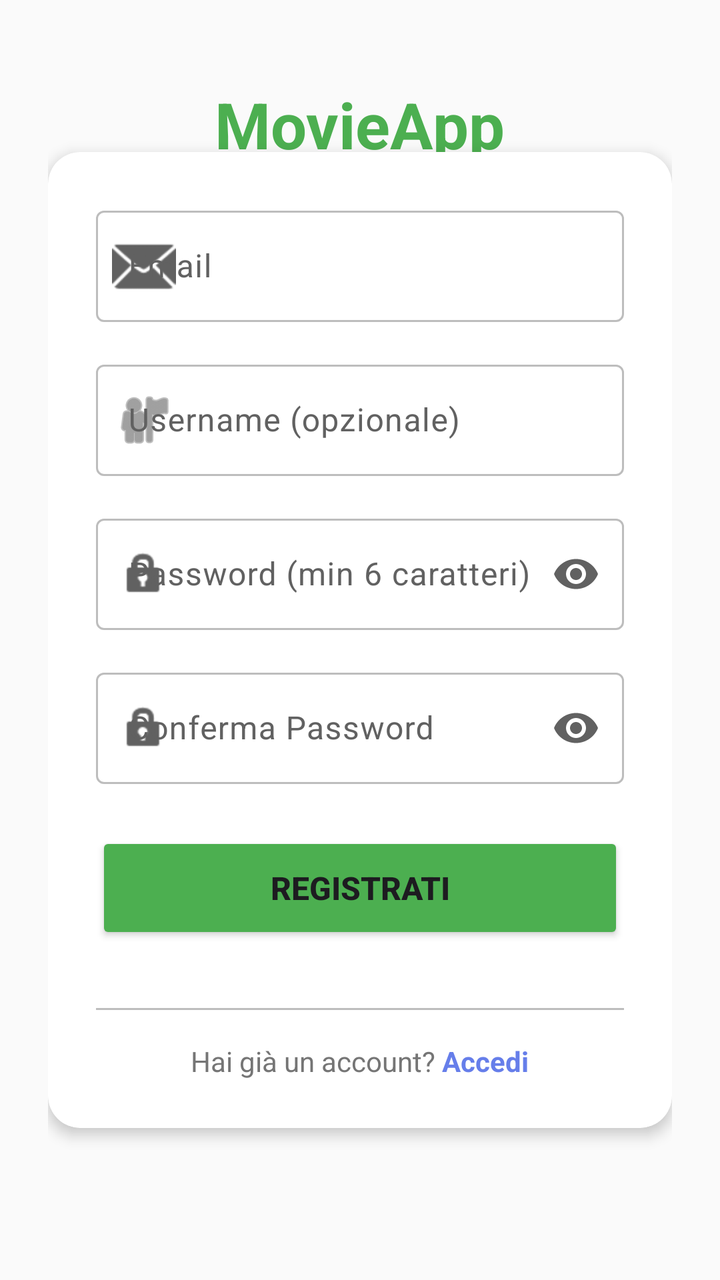
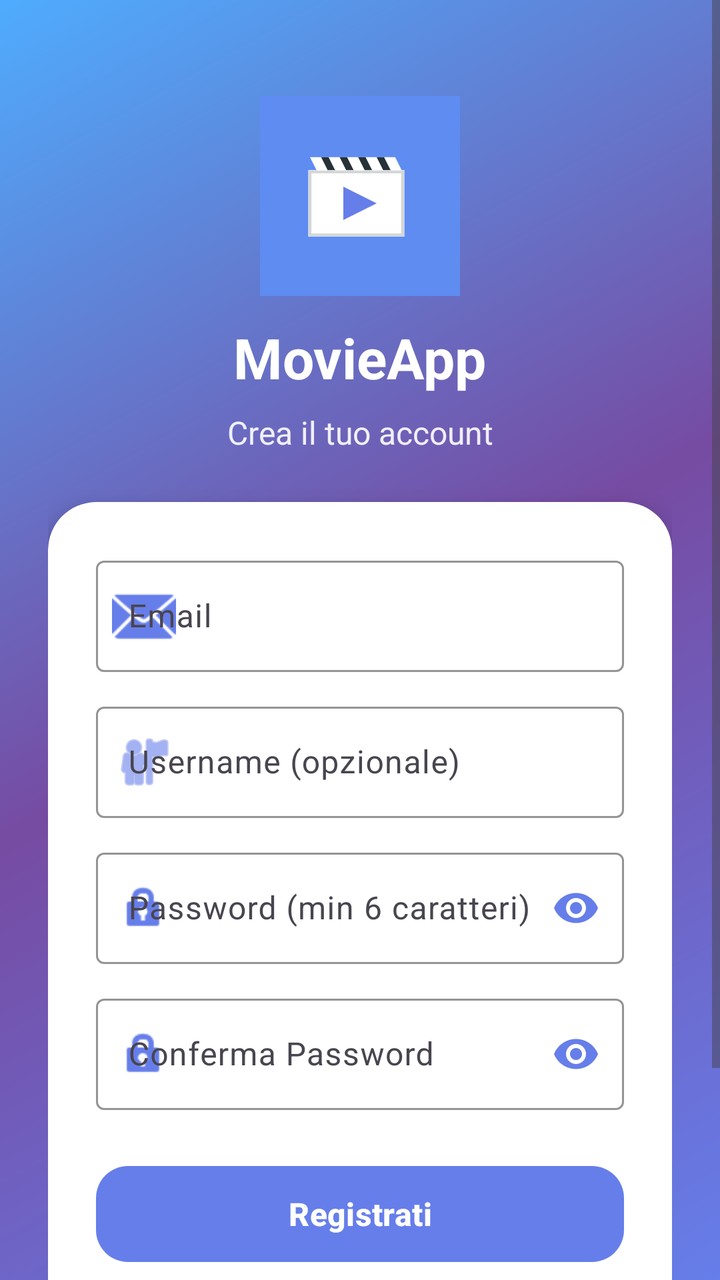

Two renders of the same Android screen: before a commit and after it. Below are the layout's source before the change and the commit's diff.
<!-- AndroidManifest.xml: activity theme Theme.MovieApp -->
<!-- res/layout/activity_register.xml -->
<?xml version="1.0" encoding="utf-8"?>
<androidx.constraintlayout.widget.ConstraintLayout
    xmlns:android="http://schemas.android.com/apk/res/android"
    xmlns:app="http://schemas.android.com/apk/res-auto"
    android:layout_width="match_parent"
    android:layout_height="match_parent"
    android:background="@color/background_light"
    android:padding="24dp">

    
    <LinearLayout
        android:id="@+id/header_layout"
        android:layout_width="match_parent"
        android:layout_height="wrap_content"
        android:orientation="vertical"
        android:gravity="center"
        android:layout_marginBottom="48dp"
        app:layout_constraintTop_toTopOf="parent"
        app:layout_constraintStart_toStartOf="parent"
        app:layout_constraintEnd_toEndOf="parent"
        app:layout_constraintBottom_toTopOf="@id/form_layout">

        <TextView
            android:layout_width="wrap_content"
            android:layout_height="wrap_content"
            android:text="🎬"
            android:textSize="64sp"
            android:layout_marginBottom="16dp" />

        <TextView
            android:layout_width="wrap_content"
            android:layout_height="wrap_content"
            android:text="MovieApp"
            android:textSize="32sp"
            android:textStyle="bold"
            android:textColor="@color/success_green"
            android:layout_marginBottom="8dp" />

        <TextView
            android:layout_width="wrap_content"
            android:layout_height="wrap_content"
            android:text="Crea il tuo account"
            android:textSize="16sp"
            android:textColor="@color/text_secondary" />

    </LinearLayout>

    
    <androidx.cardview.widget.CardView
        android:id="@+id/form_layout"
        android:layout_width="match_parent"
        android:layout_height="wrap_content"
        app:cardCornerRadius="16dp"
        app:cardElevation="4dp"
        app:cardBackgroundColor="@color/background_white"
        app:layout_constraintTop_toTopOf="parent"
        app:layout_constraintBottom_toBottomOf="parent"
        app:layout_constraintStart_toStartOf="parent"
        app:layout_constraintEnd_toEndOf="parent">

        <LinearLayout
            android:layout_width="match_parent"
            android:layout_height="wrap_content"
            android:orientation="vertical"
            android:padding="24dp">

            
            <com.google.android.material.textfield.TextInputLayout
                android:layout_width="match_parent"
                android:layout_height="wrap_content"
                android:layout_marginBottom="16dp"
                android:hint="Email"
                app:startIconDrawable="@android:drawable/ic_dialog_email"
                app:boxBackgroundMode="outline">

                <com.google.android.material.textfield.TextInputEditText
                    android:id="@+id/edit_email"
                    android:layout_width="match_parent"
                    android:layout_height="wrap_content"
                    android:inputType="textEmailAddress"
                    android:maxLines="1" />

            </com.google.android.material.textfield.TextInputLayout>

            
            <com.google.android.material.textfield.TextInputLayout
                android:layout_width="match_parent"
                android:layout_height="wrap_content"
                android:layout_marginBottom="16dp"
                android:hint="Username (opzionale)"
                app:startIconDrawable="@android:drawable/ic_menu_myplaces"
                app:boxBackgroundMode="outline">

                <com.google.android.material.textfield.TextInputEditText
                    android:id="@+id/edit_username"
                    android:layout_width="match_parent"
                    android:layout_height="wrap_content"
                    android:inputType="text"
                    android:maxLines="1" />

            </com.google.android.material.textfield.TextInputLayout>

            
            <com.google.android.material.textfield.TextInputLayout
                android:layout_width="match_parent"
                android:layout_height="wrap_content"
                android:layout_marginBottom="16dp"
                android:hint="Password (min 6 caratteri)"
                app:startIconDrawable="@android:drawable/ic_lock_idle_lock"
                app:endIconMode="password_toggle"
                app:boxBackgroundMode="outline">

                <com.google.android.material.textfield.TextInputEditText
                    android:id="@+id/edit_password"
                    android:layout_width="match_parent"
                    android:layout_height="wrap_content"
                    android:inputType="textPassword"
                    android:maxLines="1" />

            </com.google.android.material.textfield.TextInputLayout>

            
            <com.google.android.material.textfield.TextInputLayout
                android:layout_width="match_parent"
                android:layout_height="wrap_content"
                android:layout_marginBottom="24dp"
                android:hint="Conferma Password"
                app:startIconDrawable="@android:drawable/ic_lock_idle_lock"
                app:endIconMode="password_toggle"
                app:boxBackgroundMode="outline">

                <com.google.android.material.textfield.TextInputEditText
                    android:id="@+id/edit_confirm_password"
                    android:layout_width="match_parent"
                    android:layout_height="wrap_content"
                    android:inputType="textPassword"
                    android:maxLines="1" />

            </com.google.android.material.textfield.TextInputLayout>

            
            <Button
                android:id="@+id/button_register"
                android:layout_width="match_parent"
                android:layout_height="56dp"
                android:text="Registrati"
                android:textSize="16sp"
                android:textStyle="bold"
                android:backgroundTint="@color/success_green"
                app:cornerRadius="12dp"
                android:layout_marginBottom="16dp" />

            
            <ProgressBar
                android:id="@+id/progress_bar"
                android:layout_width="wrap_content"
                android:layout_height="wrap_content"
                android:layout_gravity="center"
                android:visibility="gone"
                android:layout_marginBottom="16dp" />

            
            <View
                android:layout_width="match_parent"
                android:layout_height="1dp"
                android:background="@color/text_hint"
                android:layout_marginVertical="16dp" />

            
            <LinearLayout
                android:layout_width="match_parent"
                android:layout_height="wrap_content"
                android:orientation="horizontal"
                android:gravity="center">

                <TextView
                    android:layout_width="wrap_content"
                    android:layout_height="wrap_content"
                    android:text="Hai già un account? "
                    android:textSize="14sp"
                    android:textColor="@color/text_secondary" />

                <TextView
                    android:id="@+id/text_login"
                    android:layout_width="wrap_content"
                    android:layout_height="wrap_content"
                    android:text="Accedi"
                    android:textSize="14sp"
                    android:textStyle="bold"
                    android:textColor="@color/primary_blue"
                    android:clickable="true"
                    android:focusable="true" />

            </LinearLayout>

        </LinearLayout>

    </androidx.cardview.widget.CardView>

</androidx.constraintlayout.widget.ConstraintLayout>
<!-- resources referenced by this layout -->
<resources>
  <color name="background_light">#fafafa</color>
  <color name="background_white">#ffffff</color>
  <color name="primary_blue">#667eea</color>
  <color name="success_green">#4CAF50</color>
  <color name="text_hint">#bdbdbd</color>
  <color name="text_secondary">#757575</color>
  <color name="md_theme_light_primary">#667eea</color>
  <color name="md_theme_light_onPrimary">#ffffff</color>
  <color name="md_theme_light_secondary">#4facfe</color>
  <color name="md_theme_light_tertiary">#43e97b</color>
  <color name="md_theme_light_tertiaryContainer">#e8f5e9</color>
  <color name="md_theme_light_onTertiaryContainer">#1b5e20</color>
  <color name="md_theme_light_error">#f44336</color>
  <color name="md_theme_light_onError">#ffffff</color>
  <color name="md_theme_light_errorContainer">#ffebee</color>
  <color name="md_theme_light_onErrorContainer">#b71c1c</color>
  <color name="md_theme_light_background">#fafafa</color>
  <color name="md_theme_light_onBackground">#212121</color>
  <color name="md_theme_light_surface">#ffffff</color>
  <color name="md_theme_light_onSurface">#212121</color>
  <color name="md_theme_light_surfaceVariant">#f5f5f5</color>
  <color name="md_theme_light_onSurfaceVariant">#616161</color>
  <color name="md_theme_light_outline">#bdbdbd</color>
  <color name="md_theme_light_outlineVariant">#e0e0e0</color>
  <!-- unchanged entries left out for length: 11 -->
</resources>

<!-- the commit's change to res/layout/activity_register.xml (unified diff, before → after) -->
@@ -1,200 +1,237 @@
 <?xml version="1.0" encoding="utf-8"?>
-<androidx.constraintlayout.widget.ConstraintLayout
+<ScrollView
     xmlns:android="http://schemas.android.com/apk/res/android"
     xmlns:app="http://schemas.android.com/apk/res-auto"
     android:layout_width="match_parent"
     android:layout_height="match_parent"
-    android:background="@color/background_light"
-    android:padding="24dp">
-
-    
-    <LinearLayout
-        android:id="@+id/header_layout"
+    android:background="@drawable/gradient_primary"
+    android:fillViewport="true">
+
+    <androidx.constraintlayout.widget.ConstraintLayout
         android:layout_width="match_parent"
         android:layout_height="wrap_content"
-        android:orientation="vertical"
-        android:gravity="center"
-        android:layout_marginBottom="48dp"
-        app:layout_constraintTop_toTopOf="parent"
-        app:layout_constraintStart_toStartOf="parent"
-        app:layout_constraintEnd_toEndOf="parent"
-        app:layout_constraintBottom_toTopOf="@id/form_layout">
-
+        android:padding="24dp">
+
+        
+        <ImageView
+            android:id="@+id/app_logo"
+            android:layout_width="100dp"
+            android:layout_height="100dp"
+            android:src="@drawable/ic_launcher_foreground"
+            android:background="@drawable/ic_launcher_background"
+            android:elevation="4dp"
+            app:layout_constraintTop_toTopOf="parent"
+            app:layout_constraintStart_toStartOf="parent"
+            app:layout_constraintEnd_toEndOf="parent"
+            android:layout_marginTop="24dp"
+            android:contentDescription="@string/app_name"/>
+
+        
         <TextView
+            android:id="@+id/app_title"
             android:layout_width="wrap_content"
             android:layout_height="wrap_content"
-            android:text="🎬"
-            android:textSize="64sp"
-            android:layout_marginBottom="16dp" />
-
+            android:text="@string/app_name"
+            android:textSize="28sp"
+            android:textStyle="bold"
+            android:textColor="@color/white"
+            android:layout_marginTop="12dp"
+            app:layout_constraintTop_toBottomOf="@id/app_logo"
+            app:layout_constraintStart_toStartOf="parent"
+            app:layout_constraintEnd_toEndOf="parent"/>
+
+        
         <TextView
-            android:layout_width="wrap_content"
-            android:layout_height="wrap_content"
-            android:text="MovieApp"
-            android:textSize="32sp"
-            android:textStyle="bold"
-            android:textColor="@color/success_green"
-            android:layout_marginBottom="8dp" />
-
-        <TextView
+            android:id="@+id/subtitle"
             android:layout_width="wrap_content"
             android:layout_height="wrap_content"
             android:text="Crea il tuo account"
             android:textSize="16sp"
-            android:textColor="@color/text_secondary" />
-
-    </LinearLayout>
-
-    
-    <androidx.cardview.widget.CardView
-        android:id="@+id/form_layout"
-        android:layout_width="match_parent"
-        android:layout_height="wrap_content"
-        app:cardCornerRadius="16dp"
-        app:cardElevation="4dp"
-        app:cardBackgroundColor="@color/background_white"
-        app:layout_constraintTop_toTopOf="parent"
-        app:layout_constraintBottom_toBottomOf="parent"
-        app:layout_constraintStart_toStartOf="parent"
-        app:layout_constraintEnd_toEndOf="parent">
-
-        <LinearLayout
+            android:textColor="@color/white"
+            android:alpha="0.9"
+            android:layout_marginTop="8dp"
+            app:layout_constraintTop_toBottomOf="@id/app_title"
+            app:layout_constraintStart_toStartOf="parent"
+            app:layout_constraintEnd_toEndOf="parent"/>
+
+        
+        <androidx.cardview.widget.CardView
+            android:id="@+id/form_card"
             android:layout_width="match_parent"
             android:layout_height="wrap_content"
-            android:orientation="vertical"
-            android:padding="24dp">
-
-            
-            <com.google.android.material.textfield.TextInputLayout
-                android:layout_width="match_parent"
-                android:layout_height="wrap_content"
-                android:layout_marginBottom="16dp"
-                android:hint="Email"
-                app:startIconDrawable="@android:drawable/ic_dialog_email"
-                app:boxBackgroundMode="outline">
-
-                <com.google.android.material.textfield.TextInputEditText
-                    android:id="@+id/edit_email"
-                    android:layout_width="match_parent"
-                    android:layout_height="wrap_content"
-                    android:inputType="textEmailAddress"
-                    android:maxLines="1" />
-
-            </com.google.android.material.textfield.TextInputLayout>
-
-            
-            <com.google.android.material.textfield.TextInputLayout
-                android:layout_width="match_parent"
-                android:layout_height="wrap_content"
-                android:layout_marginBottom="16dp"
-                android:hint="Username (opzionale)"
-                app:startIconDrawable="@android:drawable/ic_menu_myplaces"
-                app:boxBackgroundMode="outline">
-
-                <com.google.android.material.textfield.TextInputEditText
-                    android:id="@+id/edit_username"
-                    android:layout_width="match_parent"
-                    android:layout_height="wrap_content"
-                    android:inputType="text"
-                    android:maxLines="1" />
-
-            </com.google.android.material.textfield.TextInputLayout>
-
-            
-            <com.google.android.material.textfield.TextInputLayout
-                android:layout_width="match_parent"
-                android:layout_height="wrap_content"
-                android:layout_marginBottom="16dp"
-                android:hint="Password (min 6 caratteri)"
-                app:startIconDrawable="@android:drawable/ic_lock_idle_lock"
-                app:endIconMode="password_toggle"
-                app:boxBackgroundMode="outline">
-
-                <com.google.android.material.textfield.TextInputEditText
-                    android:id="@+id/edit_password"
-                    android:layout_width="match_parent"
-                    android:layout_height="wrap_content"
-                    android:inputType="textPassword"
-                    android:maxLines="1" />
-
-            </com.google.android.material.textfield.TextInputLayout>
-
-            
-            <com.google.android.material.textfield.TextInputLayout
-                android:layout_width="match_parent"
-                android:layout_height="wrap_content"
-                android:layout_marginBottom="24dp"
-                android:hint="Conferma Password"
-                app:startIconDrawable="@android:drawable/ic_lock_idle_lock"
-                app:endIconMode="password_toggle"
-                app:boxBackgroundMode="outline">
-
-                <com.google.android.material.textfield.TextInputEditText
-                    android:id="@+id/edit_confirm_password"
-                    android:layout_width="match_parent"
-                    android:layout_height="wrap_content"
-                    android:inputType="textPassword"
-                    android:maxLines="1" />
-
-            </com.google.android.material.textfield.TextInputLayout>
-
-            
-            <Button
-                android:id="@+id/button_register"
-                android:layout_width="match_parent"
-                android:layout_height="56dp"
-                android:text="Registrati"
-                android:textSize="16sp"
-                android:textStyle="bold"
-                android:backgroundTint="@color/success_green"
-                app:cornerRadius="12dp"
-                android:layout_marginBottom="16dp" />
-
-            
-            <ProgressBar
-                android:id="@+id/progress_bar"
-                android:layout_width="wrap_content"
-                android:layout_height="wrap_content"
-                android:layout_gravity="center"
-                android:visibility="gone"
-                android:layout_marginBottom="16dp" />
-
-            
-            <View
-                android:layout_width="match_parent"
-                android:layout_height="1dp"
-                android:background="@color/text_hint"
-                android:layout_marginVertical="16dp" />
-
-            
+            app:cardCornerRadius="24dp"
+            app:cardElevation="8dp"
+            app:cardBackgroundColor="@color/white"
+            android:layout_marginTop="24dp"
+            app:layout_constraintTop_toBottomOf="@id/subtitle"
+            app:layout_constraintStart_toStartOf="parent"
+            app:layout_constraintEnd_toEndOf="parent">
+
             <LinearLayout
                 android:layout_width="match_parent"
                 android:layout_height="wrap_content"
-                android:orientation="horizontal"
-                android:gravity="center">
-
-                <TextView
+                android:orientation="vertical"
+                android:padding="24dp">
+
+                
+                <com.google.android.material.textfield.TextInputLayout
+                    android:layout_width="match_parent"
+                    android:layout_height="wrap_content"
+                    android:layout_marginBottom="12dp"
+                    android:hint="Email"
+                    app:startIconDrawable="@android:drawable/ic_dialog_email"
+                    app:startIconTint="@color/primary_blue"
+                    app:boxBackgroundMode="outline"
+                    app:boxStrokeColor="@color/primary_blue"
+                    app:hintTextColor="@color/primary_blue"
+                    style="@style/Widget.Material3.TextInputLayout.OutlinedBox">
+
+                    <com.google.android.material.textfield.TextInputEditText
+                        android:id="@+id/edit_email"
+                        android:layout_width="match_parent"
+                        android:layout_height="wrap_content"
+                        android:inputType="textEmailAddress"
+                        android:maxLines="1"
+                        android:textColor="@color/text_primary"/>
+
+                </com.google.android.material.textfield.TextInputLayout>
+
+                
+                <com.google.android.material.textfield.TextInputLayout
+                    android:layout_width="match_parent"
+                    android:layout_height="wrap_content"
+                    android:layout_marginBottom="12dp"
+                    android:hint="Username (opzionale)"
+                    app:startIconDrawable="@android:drawable/ic_menu_myplaces"
+                    app:startIconTint="@color/primary_blue"
+                    app:boxBackgroundMode="outline"
+                    app:boxStrokeColor="@color/primary_blue"
+                    app:hintTextColor="@color/primary_blue"
+                    style="@style/Widget.Material3.TextInputLayout.OutlinedBox">
+
+                    <com.google.android.material.textfield.TextInputEditText
+                        android:id="@+id/edit_username"
+                        android:layout_width="match_parent"
+                        android:layout_height="wrap_content"
+                        android:inputType="text"
+                        android:maxLines="1"
+                        android:textColor="@color/text_primary"/>
+
+                </com.google.android.material.textfield.TextInputLayout>
+
+                
+                <com.google.android.material.textfield.TextInputLayout
+                    android:layout_width="match_parent"
+                    android:layout_height="wrap_content"
+                    android:layout_marginBottom="12dp"
+                    android:hint="Password (min 6 caratteri)"
+                    app:startIconDrawable="@android:drawable/ic_lock_idle_lock"
+                    app:startIconTint="@color/primary_blue"
+                    app:endIconMode="password_toggle"
+                    app:endIconTint="@color/primary_blue"
+                    app:boxBackgroundMode="outline"
+                    app:boxStrokeColor="@color/primary_blue"
+                    app:hintTextColor="@color/primary_blue"
+                    style="@style/Widget.Material3.TextInputLayout.OutlinedBox">
+
+                    <com.google.android.material.textfield.TextInputEditText
+                        android:id="@+id/edit_password"
+                        android:layout_width="match_parent"
+                        android:layout_height="wrap_content"
+                        android:inputType="textPassword"
+                        android:maxLines="1"
+                        android:textColor="@color/text_primary"/>
+
+                </com.google.android.material.textfield.TextInputLayout>
+
+                
+                <com.google.android.material.textfield.TextInputLayout
+                    android:layout_width="match_parent"
+                    android:layout_height="wrap_content"
+                    android:layout_marginBottom="24dp"
+                    android:hint="Conferma Password"
+                    app:startIconDrawable="@android:drawable/ic_lock_idle_lock"
+                    app:startIconTint="@color/primary_blue"
+                    app:endIconMode="password_toggle"
+                    app:endIconTint="@color/primary_blue"
+                    app:boxBackgroundMode="outline"
+                    app:boxStrokeColor="@color/primary_blue"
+                    app:hintTextColor="@color/primary_blue"
+                    style="@style/Widget.Material3.TextInputLayout.OutlinedBox">
+
+                    <com.google.android.material.textfield.TextInputEditText
+                        android:id="@+id/edit_confirm_password"
+                        android:layout_width="match_parent"
+                        android:layout_height="wrap_content"
+                        android:inputType="textPassword"
+                        android:maxLines="1"
+                        android:textColor="@color/text_primary"/>
+
+                </com.google.android.material.textfield.TextInputLayout>
+
+                
+                <com.google.android.material.button.MaterialButton
+                    android:id="@+id/button_register"
+                    android:layout_width="match_parent"
+                    android:layout_height="56dp"
+                    android:text="Registrati"
+                    android:textSize="16sp"
+                    android:textStyle="bold"
+                    android:textColor="@color/white"
+                    app:backgroundTint="@color/primary_blue"
+                    app:cornerRadius="16dp"
+                    android:layout_marginBottom="16dp"
+                    app:elevation="4dp"/>
+
+                
+                <ProgressBar
+                    android:id="@+id/progress_bar"
                     android:layout_width="wrap_content"
                     android:layout_height="wrap_content"
-                    android:text="Hai già un account? "
-                    android:textSize="14sp"
-                    android:textColor="@color/text_secondary" />
-
-                <TextView
-                    android:id="@+id/text_login"
-                    android:layout_width="wrap_content"
-                    android:layout_height="wrap_content"
-                    android:text="Accedi"
-                    android:textSize="14sp"
-                    android:textStyle="bold"
-                    android:textColor="@color/primary_blue"
-                    android:clickable="true"
-                    android:focusable="true" />
+                    android:layout_gravity="center"
+                    android:visibility="gone"
+                    android:indeterminateTint="@color/primary_blue"
+                    android:layout_marginBottom="16dp"/>
+
+                
+                <View
+                    android:layout_width="match_parent"
+                    android:layout_height="1dp"
+                    android:background="@color/text_hint"
+                    android:layout_marginVertical="16dp"/>
+
+                
+                <LinearLayout
+                    android:layout_width="match_parent"
+                    android:layout_height="wrap_content"
+                    android:orientation="horizontal"
+                    android:gravity="center">
+
+                    <TextView
+                        android:layout_width="wrap_content"
+                        android:layout_height="wrap_content"
+                        android:text="Hai già un account? "
+                        android:textSize="14sp"
+                        android:textColor="@color/text_secondary"/>
+
+                    <TextView
+                        android:id="@+id/text_login"
+                        android:layout_width="wrap_content"
+                        android:layout_height="wrap_content"
+                        android:text="Accedi"
+                        android:textSize="14sp"
+                        android:textStyle="bold"
+                        android:textColor="@color/primary_blue"
+                        android:clickable="true"
+                        android:focusable="true"
+                        android:padding="8dp"/>
+
+                </LinearLayout>
 
             </LinearLayout>
 
-        </LinearLayout>
-
-    </androidx.cardview.widget.CardView>
-
-</androidx.constraintlayout.widget.ConstraintLayout>
+        </androidx.cardview.widget.CardView>
+
+    </androidx.constraintlayout.widget.ConstraintLayout>
+
+</ScrollView>
<!-- resource entries referenced after the edit -->
@@ -1,29 +1,118 @@
 <!-- resources referenced by this layout -->
 <resources>
-  <color name="background_light">#fafafa</color>
-  <color name="background_white">#ffffff</color>
   <color name="primary_blue">#667eea</color>
-  <color name="success_green">#4CAF50</color>
   <color name="text_hint">#bdbdbd</color>
+  <color name="text_primary">#212121</color>
   <color name="text_secondary">#757575</color>
+  <color name="white">#FFFFFFFF</color>
+  <!-- drawable gradient_primary (drawable) -->
+  <?xml version="1.0" encoding="utf-8"?>
+  <shape xmlns:android="http://schemas.android.com/apk/res/android">
+      <gradient
+          android:angle="135"
+          android:startColor="#667eea"
+          android:centerColor="#764ba2"
+          android:endColor="#4facfe"
+          android:type="linear"/>
+  </shape>
+  <!-- drawable ic_launcher_background (drawable) -->
+  <?xml version="1.0" encoding="utf-8"?>
+  <vector xmlns:android="http://schemas.android.com/apk/res/android"
+      android:width="108dp"
+      android:height="108dp"
+      android:viewportWidth="108"
+      android:viewportHeight="108">
+  
+      
+      <path
+          android:fillColor="#667eea"
+          android:pathData="M0,0h108v108h-108z" />
+  
+      
+      <path
+          android:fillColor="#4facfe"
+          android:fillAlpha="0.3"
+          android:pathData="M0,0 L108,0 L108,108 L0,108 Z" />
+  
+      
+      <path
+          android:fillColor="#ffffff"
+          android:fillAlpha="0.05"
+          android:pathData="M 0,54 L 108,54 M 54,0 L 54,108"
+          android:strokeWidth="1"/>
+  </vector>
+  <!-- drawable ic_launcher_foreground (drawable) -->
+  <?xml version="1.0" encoding="utf-8"?>
+  <vector xmlns:android="http://schemas.android.com/apk/res/android"
+      android:width="108dp"
+      android:height="108dp"
+      android:viewportWidth="108"
+      android:viewportHeight="108">
+  
+      <group
+          android:translateX="27"
+          android:translateY="27">
+  
+          
+          
+          <path
+              android:fillColor="#FFFFFF"
+              android:pathData="M 4,14 L 50,14 L 46,6 L 0,6 Z"/>
+  
+          
+          <path
+              android:fillColor="#263238"
+              android:pathData="M 6,6 L 10,14 L 14,14 L 10,6 Z"/>
+          <path
+              android:fillColor="#263238"
+              android:pathData="M 16,6 L 20,14 L 24,14 L 20,6 Z"/>
+          <path
+              android:fillColor="#263238"
+              android:pathData="M 26,6 L 30,14 L 34,14 L 30,6 Z"/>
+          <path
+              android:fillColor="#263238"
+              android:pathData="M 36,6 L 40,14 L 44,14 L 40,6 Z"/>
+  
+          
+          <path
+              android:fillColor="#FFFFFF"
+              android:pathData="M 0,14 L 50,14 L 50,48 L 0,48 Z"
+              android:strokeColor="#263238"
+              android:strokeWidth="1.5"/>
+  
+          
+          <path
+              android:fillColor="#667eea"
+              android:pathData="M 18,22 L 18,40 L 36,31 Z"/>
+  
+          
+          <path
+              android:fillColor="@android:color/transparent"
+              android:pathData="M 0,14 L 50,14 L 50,48 L 0,48 Z"
+              android:strokeColor="#FFFFFF"
+              android:strokeWidth="2"
+              android:strokeAlpha="0.8"/>
+      </group>
+  </vector>
+  <string name="app_name">MovieApp</string>
   <color name="md_theme_light_primary">#667eea</color>
   <color name="md_theme_light_onPrimary">#ffffff</color>
   <color name="md_theme_light_secondary">#4facfe</color>
-  <color name="md_theme_light_tertiary">#43e97b</color>
-  <color name="md_theme_light_tertiaryContainer">#e8f5e9</color>
-  <color name="md_theme_light_onTertiaryContainer">#1b5e20</color>
-  <color name="md_theme_light_error">#f44336</color>
+  <color name="md_theme_light_tertiary">#764ba2</color>
+  <color name="md_theme_light_tertiaryContainer">#f3e5f5</color>
+  <color name="md_theme_light_onTertiaryContainer">#4a148c</color>
+  <color name="md_theme_light_error">#ba1a1a</color>
   <color name="md_theme_light_onError">#ffffff</color>
-  <color name="md_theme_light_errorContainer">#ffebee</color>
-  <color name="md_theme_light_onErrorContainer">#b71c1c</color>
+  <color name="md_theme_light_errorContainer">#ffdad6</color>
+  <color name="md_theme_light_onErrorContainer">#410002</color>
   <color name="md_theme_light_background">#fafafa</color>
-  <color name="md_theme_light_onBackground">#212121</color>
+  <color name="md_theme_light_onBackground">#1c1b1f</color>
   <color name="md_theme_light_surface">#ffffff</color>
-  <color name="md_theme_light_onSurface">#212121</color>
-  <color name="md_theme_light_surfaceVariant">#f5f5f5</color>
-  <color name="md_theme_light_onSurfaceVariant">#616161</color>
-  <color name="md_theme_light_outline">#bdbdbd</color>
-  <color name="md_theme_light_outlineVariant">#e0e0e0</color>
+  <color name="md_theme_light_onSurface">#1c1b1f</color>
+  <color name="md_theme_light_surfaceVariant">#e7e0ec</color>
+  <color name="md_theme_light_onSurfaceVariant">#49454f</color>
+  <color name="md_theme_light_outline">#79747e</color>
+  <color name="md_theme_light_outlineVariant">#cac4d0</color>
   <!-- unchanged entries left out for length: 11 -->
 </resources>
 
